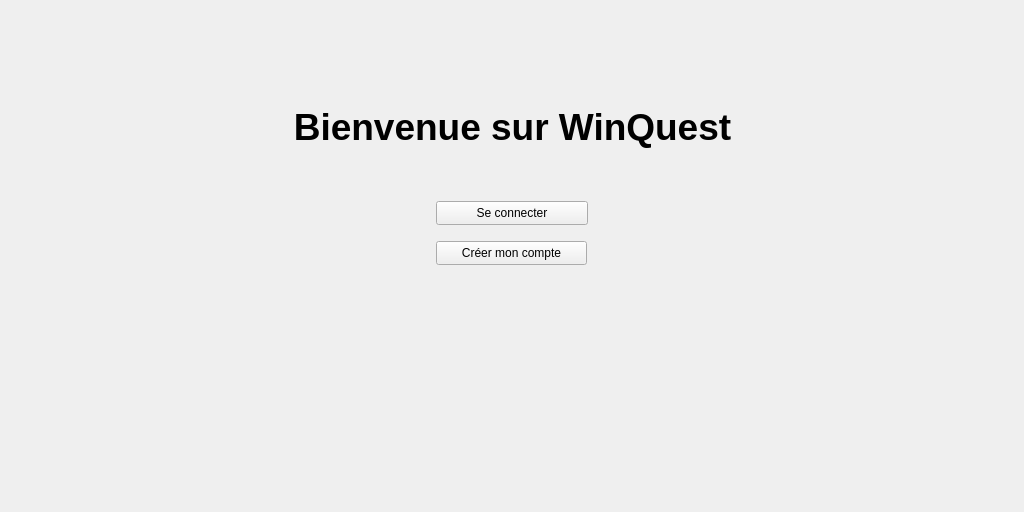
Above: views/MainWindow.ui from hug0be/pyhon_app before the change. Below: the same form after it.
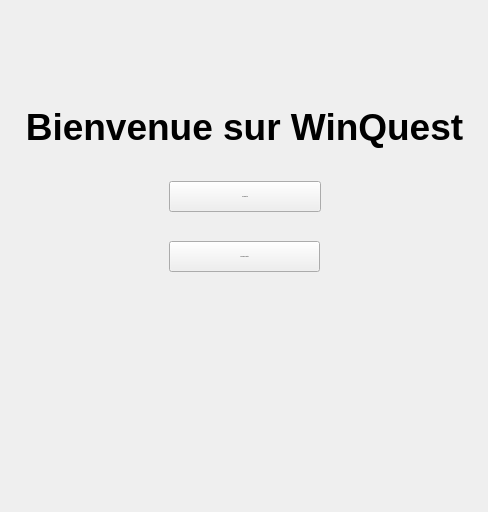
That is the form after the change. Icons and pictures are not drawn.

The edit to the form file:
```diff
--- a/views/MainWindow.ui
+++ b/views/MainWindow.ui
@@ -6,7 +6,7 @@
    <rect>
     <x>0</x>
     <y>0</y>
-    <width>1024</width>
+    <width>488</width>
     <height>512</height>
    </rect>
   </property>
@@ -96,6 +96,7 @@
         <property name="font">
          <font>
           <pointsize>28</pointsize>
+          <weight>75</weight>
           <bold>true</bold>
          </font>
         </property>
@@ -109,12 +110,17 @@
        <widget class="QPushButton" name="chooseConnectButton">
         <property name="geometry">
          <rect>
-          <x>159</x>
-          <y>170</y>
+          <x>160</x>
+          <y>150</y>
           <width>152</width>
-          <height>24</height>
+          <height>31</height>
          </rect>
         </property>
+        <property name="font">
+         <font>
+          <pointsize>-1</pointsize>
+         </font>
+        </property>
         <property name="styleSheet">
          <string notr="true">*{
 display: flex;
@@ -128,12 +134,17 @@
        <widget class="QPushButton" name="chooseCreateAccountButton">
         <property name="geometry">
          <rect>
-          <x>159</x>
+          <x>160</x>
           <y>210</y>
           <width>151</width>
-          <height>24</height>
+          <height>31</height>
          </rect>
         </property>
+        <property name="font">
+         <font>
+          <pointsize>-1</pointsize>
+         </font>
+        </property>
         <property name="text">
          <string>Créer mon compte</string>
         </property>
```
Left out of the diff: 6 changed lines with no effect on the pictures.
